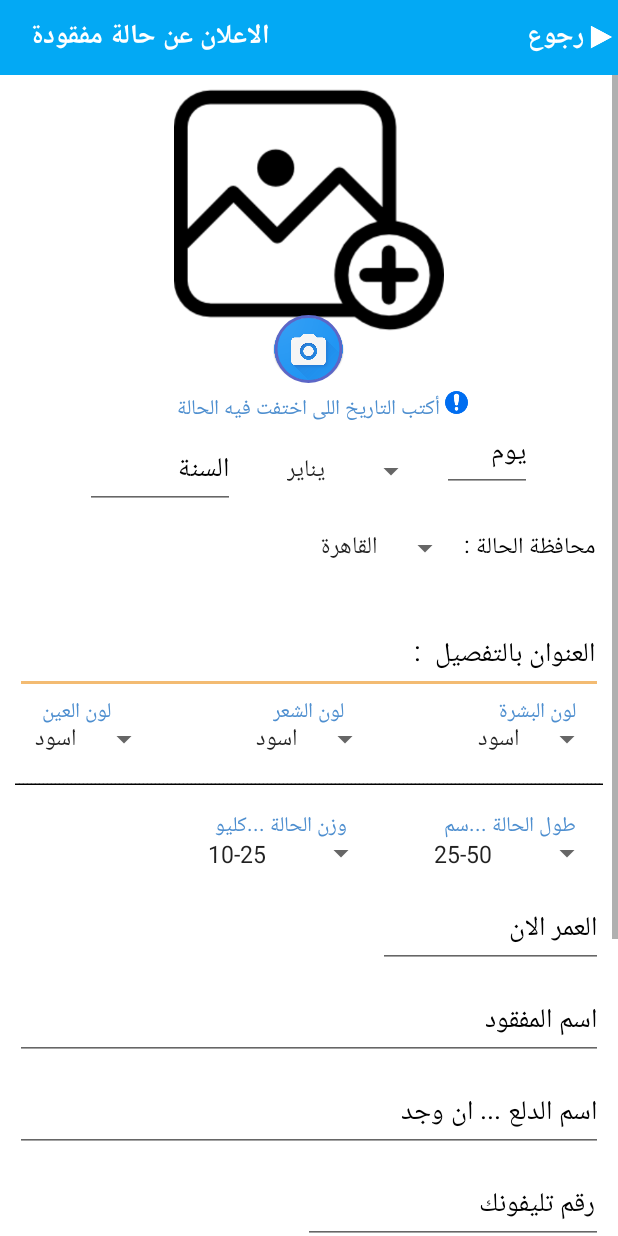
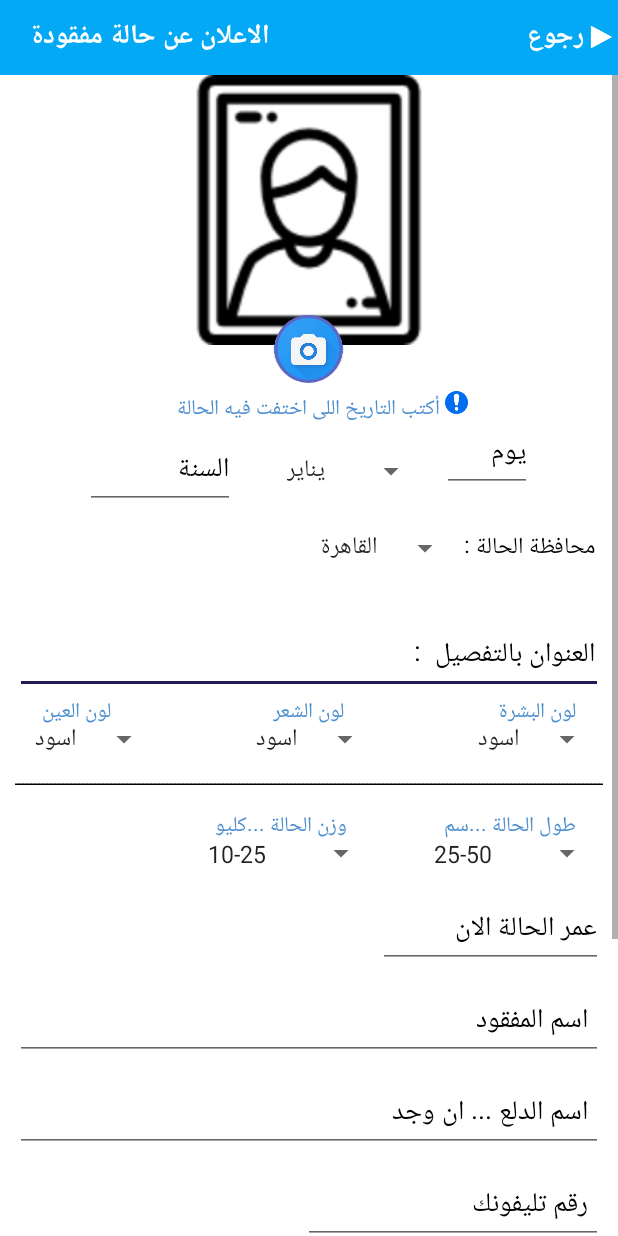
Before and after one commit to amrm2018/amr_project, an Android app: the Create_Post_Missing_Activity screen opened directly, with no data from a screen before it, on a phone screen of 412 x 824 dp. Run offline under Robolectric (Android 15) with nearby library versions, the phone set to English and light mode, and no system bars; our stand-ins replace CircleImageView; network calls fail.

Commit message:
تم تجهيز الشغل لشاشة ال Post missing + class send data

```diff
--- /dev/null
+++ b/app/src/main/java/atfalna/atfalna/Create_Post_Java/Create_Post_Missing_Activity.java
@@ -0,0 +1,65 @@
+package atfalna.atfalna.Create_Post_Java;
+
+import android.support.v7.app.AppCompatActivity;
+import android.os.Bundle;
+import android.view.View;
+import android.widget.EditText;
+import android.widget.ImageView;
+import android.widget.RadioButton;
+import android.widget.Spinner;
+
+import atfalna.atfalna.R;
+
+public class Create_Post_Missing_Activity extends AppCompatActivity {
+
+    ImageView img_m;
+
+    EditText ed_day_m , ed_year_m , ed_address_m ,ed_age_now_m ,
+             ed_case_name_m , ed_nick_name_m, ed_phone_m ,
+             ed_note_m , ed_bouns_m ;
+
+    Spinner sp_month_m , sp_city_m ,
+            sp_color_eye_m ,sp_color_hair_m, sp_color_body_m,
+            sp_length_m , sp_wiegth_m;
+
+    RadioButton rdo_male_m , rdo_female_m ;
+
+    String S_month_m ,S_city_m,
+            S_color_eye_m ,S_color_hair_m,S_color_body_m ,
+            S_length_m ,S_wiegth_m;
+
+
+    @Override
+    protected void onCreate(Bundle savedInstanceState) {
+        super.onCreate(savedInstanceState);
+        setContentView(R.layout.activity_create_post_missing);
+
+        img_m = findViewById(R.id.img_post_missing);
+
+        ed_day_m = findViewById(R.id.ed_day_m);
+        ed_year_m = findViewById(R.id.ed_year_m);
+        ed_address_m = findViewById(R.id.ed_address_m);
+        ed_age_now_m = findViewById(R.id.ed_age_new_m);
+        ed_case_name_m = findViewById(R.id.ed_case_name_m);
+        ed_nick_name_m = findViewById(R.id.ed_nickname_m);
+        ed_phone_m = findViewById(R.id.ed_phone_m);
+        ed_note_m = findViewById(R.id.ed_notes_m);
+        ed_bouns_m = findViewById(R.id.ed_bouns_m);
+
+        sp_month_m=findViewById(R.id.sp_month_m);
+        sp_city_m=findViewById(R.id.sp_city_m);
+        sp_color_eye_m=findViewById(R.id.sp_color_eye_m);
+        sp_color_hair_m=findViewById(R.id.sp_color_hair_m);
+        sp_color_body_m=findViewById(R.id.sp_color_body_m);
+        sp_length_m=findViewById(R.id.sp_hength_m);
+        sp_wiegth_m=findViewById(R.id.sp_wiegth_m);
+
+        rdo_male_m=findViewById(R.id.rdo_male_m);
+        rdo_female_m=findViewById(R.id.rdo_female_m);
+
+    }
+
+    public void back_finish(View view) {
+        finish();
+    }
+}
--- a/app/src/main/java/atfalna/atfalna/Create_Post_Java/Send_Data_Post_Found.java
+++ b/app/src/main/java/atfalna/atfalna/Create_Post_Java/Send_Data_Post_Found.java
@@ -15,7 +15,9 @@ public class Send_Data_Post_Found extends StringRequest {
     private static final String SEND_DATA_URL = "http://192.168.1.3/app_atfalna/test_create_post_found.php"; // "http://localhost/app_atf/register_db_atf.php"
     private Map<String, String> MapData;
 
-    public Send_Data_Post_Found(String simg,String scity, String sday, String smonth, String syear, String sgender, String sphone, String splace, String sinfo, String semail_us, Response.Listener<String> listener) {
+    public Send_Data_Post_Found(String simg,String scity, String sday, String smonth, String syear,
+                                String sgender, String sphone ,
+                                String splace, String sinfo, String semail_us, Response.Listener<String> listener) {
         super(Method.POST, SEND_DATA_URL, listener, null);
         MapData = new HashMap<>();
 
--- a/app/src/main/java/atfalna/atfalna/Home2_Activity.java
+++ b/app/src/main/java/atfalna/atfalna/Home2_Activity.java
@@ -7,6 +7,7 @@ import android.view.View;
 import android.widget.TextView;
 
 import atfalna.atfalna.Create_Post_Java.Create_Post_Found_Activity;
+import atfalna.atfalna.Create_Post_Java.Create_Post_Missing_Activity;
 import atfalna.atfalna.Login_Register_Java.Login2_Activity;
 import atfalna.atfalna.Show_All_Post_Found.Show_All_Found_Activity;
 
--- a/app/src/main/java/atfalna/atfalna/MainActivity.java
+++ b/app/src/main/java/atfalna/atfalna/MainActivity.java
@@ -6,6 +6,7 @@ import android.os.Bundle;
 import android.view.View;
 
 import atfalna.atfalna.Create_Post_Java.Create_Post_Found_Activity;
+import atfalna.atfalna.Create_Post_Java.Create_Post_Missing_Activity;
 import atfalna.atfalna.Login_Register_Java.Login2_Activity;
 import atfalna.atfalna.Show_All_Post_Found.Show_All_Found_Activity;
 
--- a/app/src/main/res/layout/activity_create_post_missing.xml
+++ b/app/src/main/res/layout/activity_create_post_missing.xml
@@ -5,7 +5,7 @@
     xmlns:tools="http://schemas.android.com/tools"
     android:layout_width="match_parent"
     android:layout_height="match_parent"
-    tools:context="atfalna.atfalna.Create_Post_Missing_Activity"
+    tools:context="atfalna.atfalna.Create_Post_Java.Create_Post_Missing_Activity"
     android:background="#fff">
 
     <RelativeLayout
@@ -36,7 +36,6 @@
             android:textColor="#fff"
             android:textSize="18sp"
             android:textStyle="bold" />
-
 
         <TextView
             android:id="@+id/tv_title_m"
@@ -69,7 +68,7 @@
                 android:layout_width="match_parent"
                 android:layout_height="180dp"
                 android:scaleType="fitCenter"
-                android:src="@drawable/add_photo" />
+                android:src="@drawable/image_parson" />
 
             <de.hdodenhof.circleimageview.CircleImageView
                 android:id="@+id/btn_open_gallery_m"
@@ -125,11 +124,11 @@
                     android:inputType="date" />
 
                 <Spinner
+                    android:id="@+id/sp_month_m"
                     android:layout_width="wrap_content"
                     android:layout_height="40dp"
-                    android:id="@+id/spinner_month_m"
+                    android:layout_marginLeft="5dp"
                     android:layout_marginRight="10dp"
-                    android:layout_marginLeft="5dp"
                     android:entries="@array/spinner_month"
                     android:gravity="center"
 
@@ -186,15 +185,15 @@
                 android:layout_gravity="center_vertical">
 
                 <EditText
+                    android:id="@+id/ed_address_m"
                     android:layout_width="match_parent"
                     android:layout_height="wrap_content"
-                    android:id="@+id/ed_place_the_case_m"
+                    android:gravity="right|bottom"
                     android:hint="العنوان بالتفصيل  : "
+                    android:lines="2"
                     android:paddingRight="5dp"
-                    android:textColorHint="#000"
                     android:textColor="#000"
-                    android:lines="2"
-                    android:gravity="right|bottom"/>
+                    android:textColorHint="#000" />
             </LinearLayout>
 
             <RelativeLayout
@@ -214,13 +213,13 @@
                     android:textColor="#4d8ecf"/>
 
                 <Spinner
+                    android:id="@+id/sp_color_body_m"
                     android:layout_width="wrap_content"
                     android:layout_height="30dp"
+                    android:layout_alignParentRight="true"
                     android:layout_marginTop="15dp"
-                    android:id="@+id/sp_color_body"
                     android:entries="@array/spinner_color_body"
-                    android:gravity="center_vertical|right"
-                    android:layout_alignParentRight="true"/>
+                    android:gravity="center_vertical|right" />
 
                 <TextView
                     android:layout_width="wrap_content"
@@ -231,13 +230,13 @@
                     android:textColor="#4d8ecf"/>
 
                 <Spinner
+                    android:id="@+id/sp_color_hair_m"
                     android:layout_width="wrap_content"
                     android:layout_height="30dp"
+                    android:layout_centerHorizontal="true"
                     android:layout_marginTop="15dp"
-                    android:id="@+id/sp_color_hair"
                     android:entries="@array/spinner_color_hair"
-                    android:gravity="center_vertical|right"
-                    android:layout_centerHorizontal="true"/>
+                    android:gravity="center_vertical|right" />
 
                 <TextView
                     android:layout_width="wrap_content"
@@ -252,7 +251,7 @@
                     android:layout_width="wrap_content"
                     android:layout_height="30dp"
                     android:layout_marginTop="15dp"
-                    android:id="@+id/sp_color_eye"
+                    android:id="@+id/sp_color_eye_m"
                     android:entries="@array/spinner_color_eye"
                     android:gravity="center_vertical|right"
                     android:layout_alignParentLeft="true"/>
@@ -261,7 +260,7 @@
                     android:layout_width="match_parent"
                     android:layout_height="15dp"
                     android:layout_alignParentBottom="true"
-                    android:layout_below="@id/sp_color_eye"
+                    android:layout_below="@id/sp_color_eye_m"
                     android:text="ــــــــــــــــــــــــــــــــــــــــــــــــــــــــــــــــــــــــــــــــــــــــــــــــــــــــــــــــــــــــــــــــــــــــــــــــــــــــــــــــــــــــــــــــــــــــــــــــــــــــــــــــــــــــــــــــــــــــــــــــــــــــــــــــــــــــــــــــــــــــــــــــــــــــــــــــــــــــــــــــــــــــــــــــــــــــــــــــــــــــــــــــــــــــــــــــــــــــــــــــــــــــــــــــــــــــــــــــــــــــــــــــــــــــــــــــــــــــــــــــــــــــــــــــــــــــــــــــــــــــــــــــــــــــــــــــــــــــــــــــــــــــــــــــــــــــــــــــــــ"
                     android:textColor="#000" />
             </RelativeLayout>
@@ -287,7 +286,7 @@
                     android:layout_width="wrap_content"
                     android:layout_height="30dp"
                     android:layout_marginTop="15dp"
-                    android:id="@+id/sp_hength"
+                    android:id="@+id/sp_hength_m"
                     android:entries="@array/spinner_hength"
                     android:gravity="center_vertical|right"
                     android:layout_alignParentRight="true"/>
@@ -297,20 +296,20 @@
                     android:layout_width="wrap_content"
                     android:layout_height="wrap_content"
                     android:id="@+id/tv_wiegth"
-                    android:layout_toLeftOf="@id/sp_hength"
+                    android:layout_toLeftOf="@id/sp_hength_m"
                     android:layout_marginRight="50dp"
                     android:text="وزن الحالة ...كليو"
                     android:textColor="#4d8ecf"/>
 
                 <Spinner
+                    android:id="@+id/sp_wiegth_m"
                     android:layout_width="wrap_content"
                     android:layout_height="30dp"
+                    android:layout_marginRight="30dp"
                     android:layout_marginTop="15dp"
-                    android:id="@+id/sp_wiegth"
+                    android:layout_toLeftOf="@id/sp_hength_m"
                     android:entries="@array/spinner_wiegth"
-                    android:gravity="center_vertical|right"
-                    android:layout_toLeftOf="@id/sp_hength"
-                    android:layout_marginRight="30dp"/>
+                    android:gravity="center_vertical|right" />
 
             </RelativeLayout>
 
@@ -318,9 +317,9 @@
                 android:layout_width="150dp"
                 android:layout_height="wrap_content"
                 android:layout_marginTop="10dp"
-                android:id="@+id/ed_age_new"
+                android:id="@+id/ed_age_new_m"
                 android:layout_below="@id/rel_hength_wiegth"
-                android:hint="العمر الان"
+                android:hint="عمر الحالة الان"
                 android:maxLength="3"
                 android:textColor="#000"
                 android:textColorHint="#000"
@@ -332,14 +331,15 @@
                 android:layout_width="match_parent"
                 android:layout_height="wrap_content"
                 android:layout_marginTop="10dp"
-                android:id="@+id/ed_name_m"
-                android:layout_below="@id/ed_age_new"
+                android:id="@+id/ed_case_name_m"
+                android:layout_below="@id/ed_age_new_m"
                 android:hint="اسم المفقود"
                 android:textColor="#000"
                 android:textColorHint="#000"
                 android:layout_alignParentRight="true"
                 android:inputType="text"
-                android:gravity="right|center_vertical"/>
+                android:gravity="right|center_vertical"
+                android:paddingRight="10dp"/>
 
             <EditText
                 android:id="@+id/ed_nickname_m"
@@ -347,13 +347,14 @@
                 android:layout_height="wrap_content"
                 android:layout_marginTop="10dp"
                 android:layout_alignParentStart="true"
-                android:layout_below="@+id/ed_name_m"
+                android:layout_below="@+id/ed_case_name_m"
                 android:hint="اسم الدلع ... ان وجد"
                 android:inputType="text"
                 android:maxLength="20"
                 android:textColor="#000"
                 android:textColorHint="#000"
-                android:gravity="right|center_vertical"/>
+                android:gravity="right|center_vertical"
+                android:paddingRight="10dp"/>
 
             <EditText
                 android:layout_width="200dp"
@@ -367,8 +368,8 @@
                 android:textColorHint="#000"
                 android:inputType="phone"
                 android:maxLength="11"
-                android:paddingRight="5dp"
-                android:gravity="right|center_vertical"/>
+                android:gravity="right|center_vertical"
+                android:paddingRight="10dp"/>
 
             <EditText
                 android:layout_width="match_parent"
@@ -377,7 +378,7 @@
                 android:layout_below="@id/ed_phone_m"
                 android:hint="معلومات اضافية"
                 android:lines="3"
-                android:paddingRight="5dp"
+                android:paddingRight="10dp"
                 android:textColorHint="#000"
                 android:textColor="@color/colorBlack"
                 android:gravity="right|bottom"/>
@@ -437,7 +438,7 @@
                 android:layout_marginTop="3dp"
                 android:id="@+id/ed_bouns_m"
                 android:layout_below="@+id/lin_gender"
-                android:hint="مبلغ المكافأة   ان كنت تريد"
+                android:hint="مبلغ المكافأة ...ان كنت تريد"
                 android:textColor="#000"
                 android:textColorHint="#000"/>
 
--- a/app/src/main/res/values/styles.xml
+++ b/app/src/main/res/values/styles.xml
@@ -19,7 +19,7 @@
         <item name="colorAccent">@color/color2</item>
     </style>
 
-    <style name="AppTheme_NoActionBar_Post_found" parent="Theme.AppCompat.Light.NoActionBar">
+    <style name="AppTheme_NoActionBar_create_Post" parent="Theme.AppCompat.Light.NoActionBar">
 
         <!-- This is the color of the Toolbar -->
         <item name="colorPrimary">@color/colorPrimary</item>
```
Also changed, not shown: app/src/main/AndroidManifest.xml (+16 -4 lines), app/src/main/java/atfalna/atfalna/Create_Post_Java/Send_Data_Post_Missing.java (added, +61 -0 lines), app/src/main/java/atfalna/atfalna/Create_Post_Missing_Activity.java (deleted, +0 -18 lines), app/src/main/res/layout/activity_create_post_found.xml (+5 -6 lines), app/src/main/res/drawable/image_parson.png (added).
